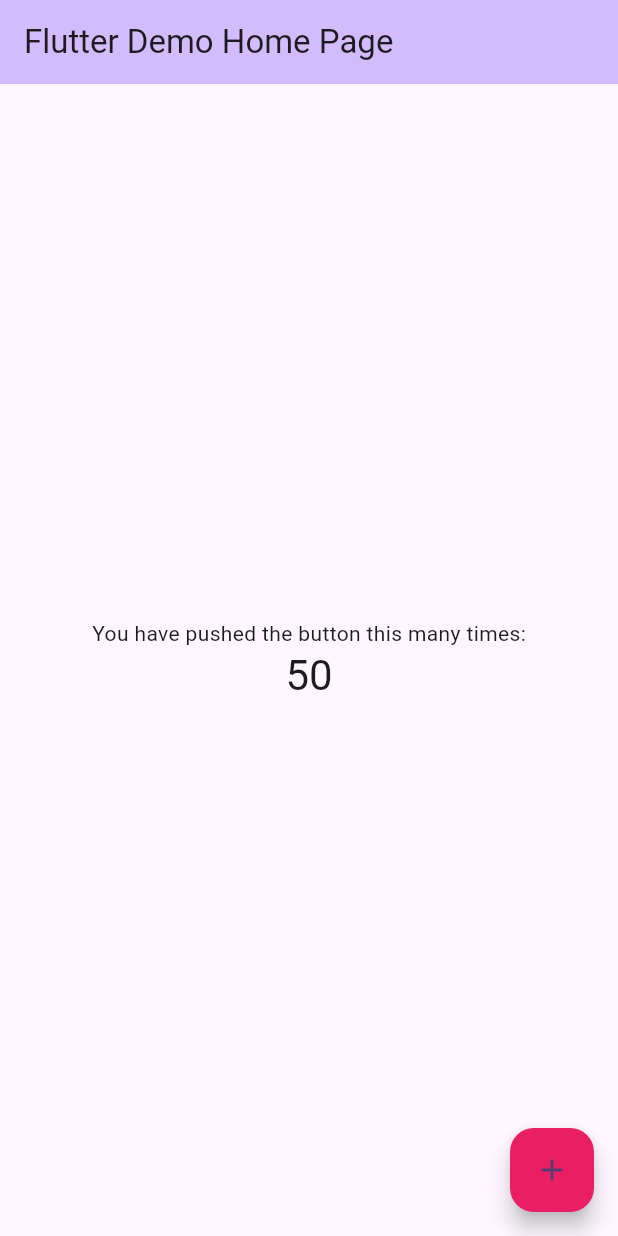
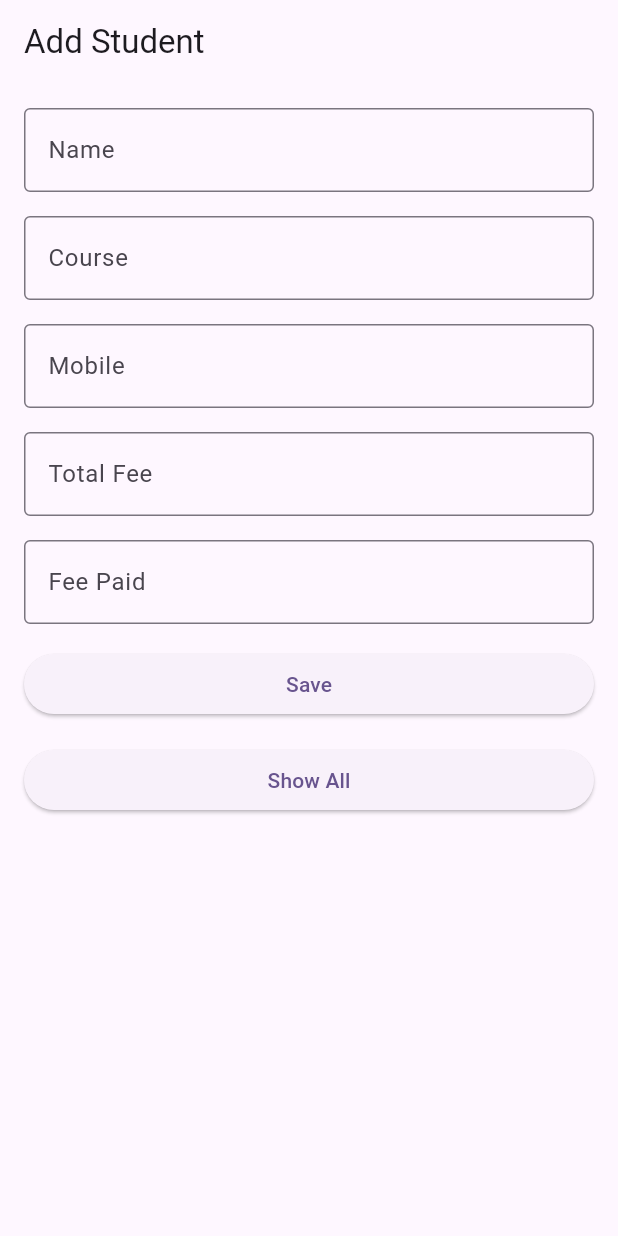
Before and after one commit to abidroid/sp_demo_batch3, a Flutter app: the screen it shows after launch, on a phone screen of 412 x 824 dp. Run offline on Flutter 3.47's test engine with Material 3 defaults, Android fonts, the phone set to English and light mode, and no system bars; our stand-ins replace shared_preferences.

Commit message:
add student screen

```diff
--- /dev/null
+++ b/lib/db/db_helper.dart
@@ -0,0 +1,14 @@
+import '../model/student.dart';
+
+class DbHelper {
+
+  // logic for database creation
+
+  // logic for table creation
+
+
+  saveStudent( Student s) {
+
+    // this function will save student in table
+  }
+}
--- a/lib/main.dart
+++ b/lib/main.dart
@@ -1,5 +1,6 @@
 import 'package:flutter/material.dart';
 import 'package:shared_preferences/shared_preferences.dart';
+import 'package:sp_demo_batch3/screens/add_student_screen.dart';
 
 void main() {
   runApp(const MyApp());
@@ -32,7 +33,7 @@ class MyApp extends StatelessWidget {
         colorScheme: ColorScheme.fromSeed(seedColor: Colors.deepPurple),
         useMaterial3: true,
       ),
-      home: const MyHomePage(title: 'Flutter Demo Home Page'),
+      home: const AddStudentScreen(),
     );
   }
 }
--- /dev/null
+++ b/lib/model/student.dart
@@ -0,0 +1,17 @@
+class Student {
+  int? rollNo;
+  String name;
+  String course;
+  String mobile;
+  int totalFee;
+  int feePaid;
+
+  Student({
+    this.rollNo,
+    required this.name,
+    required this.course,
+    required this.mobile,
+    required this.totalFee,
+    required this.feePaid,
+  });
+}
--- /dev/null
+++ b/lib/screens/add_student_screen.dart
@@ -0,0 +1,107 @@
+import 'package:flutter/material.dart';
+import 'package:sp_demo_batch3/db/db_helper.dart';
+import 'package:sp_demo_batch3/model/student.dart';
+
+class AddStudentScreen extends StatefulWidget {
+  const AddStudentScreen({super.key});
+
+  @override
+  State<AddStudentScreen> createState() => _AddStudentScreenState();
+}
+
+class _AddStudentScreenState extends State<AddStudentScreen> {
+  var nameC = TextEditingController();
+  var courseC = TextEditingController();
+  var mobileC = TextEditingController();
+  var totalFeeC = TextEditingController();
+  var feePaidC = TextEditingController();
+
+  @override
+  Widget build(BuildContext context) {
+    return Scaffold(
+      appBar: AppBar(
+        title: const Text('Add Student'),
+      ),
+      body: Padding(
+        padding: const EdgeInsets.all(16.0),
+        child: SingleChildScrollView(
+          child: Column(
+            spacing: 16.0, // flutter 3.27
+            crossAxisAlignment: CrossAxisAlignment.stretch,
+            children: [
+              TextField(
+                controller: nameC,
+                decoration: InputDecoration(
+                  hintText: "Name",
+                  border: OutlineInputBorder(),
+                ),
+              ),
+              TextField(
+                controller: courseC,
+                decoration: InputDecoration(
+                  hintText: "Course",
+                  border: OutlineInputBorder(),
+                ),
+              ),
+              TextField(
+                controller: mobileC,
+                keyboardType: TextInputType.phone,
+                decoration: InputDecoration(
+                  hintText: "Mobile",
+                  border: OutlineInputBorder(),
+                ),
+              ),
+              TextField(
+                controller: totalFeeC,
+                keyboardType: TextInputType.number,
+                decoration: InputDecoration(
+                  hintText: "Total Fee",
+                  border: OutlineInputBorder(),
+                ),
+              ),
+              TextField(
+                controller: feePaidC,
+                keyboardType: TextInputType.number,
+                decoration: InputDecoration(
+                  hintText: "Fee Paid",
+                  border: OutlineInputBorder(),
+                ),
+              ),
+              ElevatedButton(
+                  onPressed: () {
+                    String name = nameC.text.trim();
+                    String course = courseC.text.trim();
+                    String mobile = mobileC.text.trim();
+                    String totalFee = totalFeeC.text.trim();
+                    String feePaid = feePaidC.text.trim();
+
+                    // validation
+                    if( name.isEmpty){
+                      print('Please provide name');
+                      return;
+                    }
+
+                    // DB ka kaam yaha nahe karengay
+
+                    Student s = Student(
+                      name: name,
+                      course: course,
+                      mobile: mobile,
+                      totalFee: int.parse(totalFee),
+                      feePaid: int.parse(feePaid),
+                    );
+
+                    // DBHelper
+                    // function saveStudent
+
+                    //DbHelper().saveStudent(s);
+                  },
+                  child: const Text('Save')),
+              ElevatedButton(onPressed: () {}, child: const Text('Show All')),
+            ],
+          ),
+        ),
+      ),
+    );
+  }
+}
```
